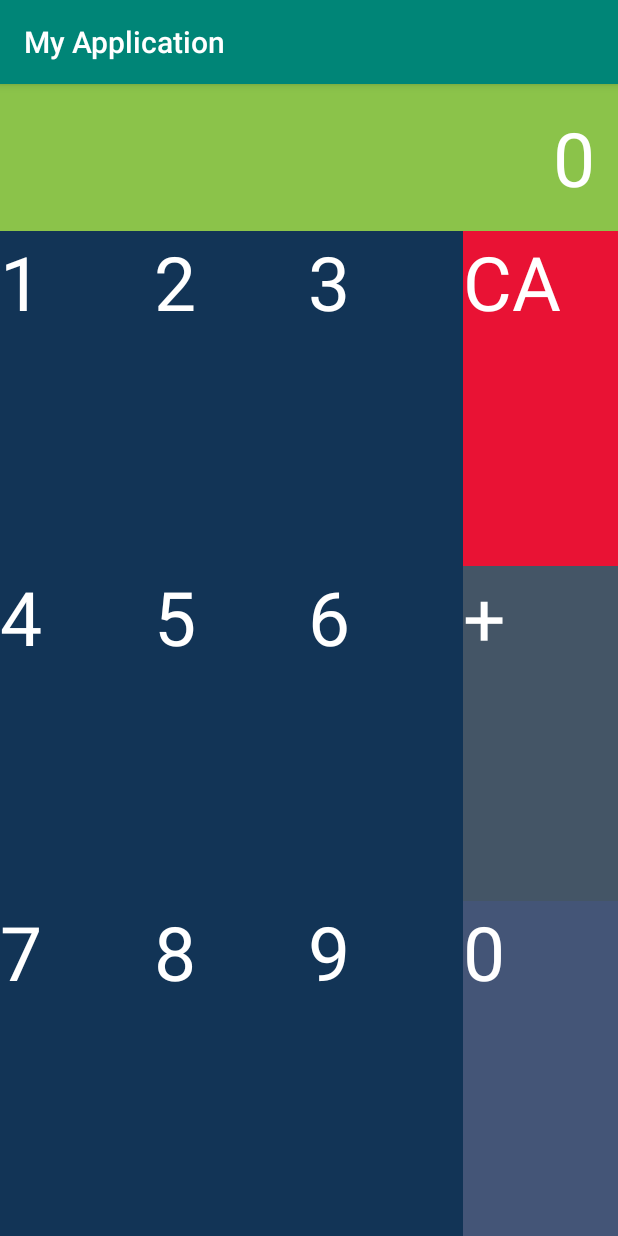
After one commit to kks0211/ApplicationStudy, an Android app: the Calculator screen opened directly, with no data from a screen before it, on a phone screen of 412 x 824 dp. The commit adds this screen. Run offline under Robolectric (Android 15) with nearby library versions, the phone set to English and light mode, and no system bars.

Commit message:
20200424 안드로이드 Activity

```diff
--- a/app/build.gradle
+++ b/app/build.gradle
@@ -24,7 +24,7 @@ android {
 
 dependencies {
     implementation fileTree(dir: 'libs', include: ['*.jar'])
-    implementation"org.jetbrains.kotlin:kotlin-stdlib-jdk7:$kotlin_version"
+    implementation "org.jetbrains.kotlin:kotlin-stdlib-jdk7:$kotlin_version"
     implementation 'androidx.appcompat:appcompat:1.0.2'
     implementation 'androidx.core:core-ktx:1.0.2'
     implementation 'androidx.constraintlayout:constraintlayout:1.1.3'
--- /dev/null
+++ b/app/src/main/java/com/example/myapplication/Calculator.kt
@@ -0,0 +1,72 @@
+package com.example.myapplication
+
+import androidx.appcompat.app.AppCompatActivity
+import android.os.Bundle
+import kotlinx.android.synthetic.main.activity_calculator.*
+
+class Calculator : AppCompatActivity() {
+
+    override fun onCreate(savedInstanceState: Bundle?) {
+        super.onCreate(savedInstanceState)
+        setContentView(R.layout.activity_calculator)
+
+        var new = "0"
+        var old = "0"
+
+        result.setOnClickListener {
+            new = new + "1"
+            result.setText(new)
+        }
+        one.setOnClickListener {
+            new = new + "1"
+            result.setText(new)
+        }
+        two.setOnClickListener {
+            new = new + "2"
+            result.setText(new)
+        }
+        three.setOnClickListener {
+            new = new + "3"
+            result.setText(new)
+        }
+        four.setOnClickListener {
+            new = new + "4"
+            result.setText(new)
+        }
+        five.setOnClickListener {
+            new = new + "5"
+            result.setText(new)
+        }
+        six.setOnClickListener {
+            new = new + "6"
+            result.setText(new)
+        }
+        seven.setOnClickListener {
+            new = new + "7"
+            result.setText(new)
+        }
+        eight.setOnClickListener {
+            new = new + "8"
+            result.setText(new)
+        }
+        nine.setOnClickListener {
+            new = new + "9"
+            result.setText(new)
+        }
+        zero.setOnClickListener {
+            new = new + "0"
+            result.setText(new)
+        }
+        clear.setOnClickListener {
+            old = "0"
+            new = "0"
+            result.setText("0")
+        }
+        plus.setOnClickListener {
+            old = (old.toInt() + new.toInt()).toString()
+            new = "0"
+            result.setText(old)
+        }
+
+    }
+}
--- /dev/null
+++ b/app/src/main/res/layout/activity_calculator.xml
@@ -0,0 +1,191 @@
+<?xml version="1.0" encoding="utf-8"?>
+<LinearLayout xmlns:android="http://schemas.android.com/apk/res/android"
+    xmlns:tools="http://schemas.android.com/tools"
+    android:layout_width="match_parent"
+    android:layout_height="match_parent"
+    android:orientation="vertical"
+    tools:context=".Calculator">
+
+    <TextView
+        android:id="@+id/result"
+        android:layout_width="match_parent"
+        android:layout_height="wrap_content"
+        android:background="#8BC34A"
+        android:padding="15dp"
+        android:text="0"
+        android:textSize="50dp"
+        android:textColor="#ffffff"
+        android:gravity="right|center_vertical"/>
+
+   <LinearLayout
+       android:layout_width="match_parent"
+       android:layout_height="match_parent"
+       android:background="#123456"
+       android:orientation="horizontal">
+
+
+       <LinearLayout
+           android:layout_width="0dp"
+           android:layout_height="match_parent"
+           android:layout_weight="1"
+           android:orientation="vertical"
+           >
+
+           <TextView
+               android:id="@+id/one"
+               android:layout_width="match_parent"
+               android:layout_height="0dp"
+               android:layout_weight="1"
+               android:text="1"
+               android:textSize="50dp"
+               android:textColor="#ffffff"/>
+
+           <TextView
+               android:id="@+id/four"
+               android:layout_width="match_parent"
+               android:layout_height="0dp"
+               android:layout_weight="1"
+               android:text="4"
+               android:textSize="50dp"
+               android:textColor="#ffffff"/>
+
+           <TextView
+               android:id="@+id/seven"
+               android:layout_width="match_parent"
+               android:layout_height="0dp"
+               android:layout_weight="1"
+               android:text="7"
+               android:textSize="50dp"
+               android:textColor="#ffffff"/>
+
+
+       </LinearLayout>
+
+
+
+
+
+       <LinearLayout
+           android:layout_width="0dp"
+           android:layout_height="match_parent"
+           android:layout_weight="1"
+           android:orientation="vertical"
+           >
+
+           <TextView
+               android:id="@+id/two"
+               android:layout_width="match_parent"
+               android:layout_height="0dp"
+               android:layout_weight="1"
+               android:text="2"
+               android:textSize="50dp"
+               android:textColor="#ffffff"/>
+
+           <TextView
+               android:id="@+id/five"
+               android:layout_width="match_parent"
+               android:layout_height="0dp"
+               android:layout_weight="1"
+               android:text="5"
+               android:textSize="50dp"
+               android:textColor="#ffffff"/>
+
+           <TextView
+               android:id="@+id/eight"
+               android:layout_width="match_parent"
+               android:layout_height="0dp"
+               android:layout_weight="1"
+               android:text="8"
+               android:textSize="50dp"
+               android:textColor="#ffffff"/>
+
+
+       </LinearLayout>
+
+
+       <LinearLayout
+           android:layout_width="0dp"
+           android:layout_height="match_parent"
+           android:layout_weight="1"
+           android:orientation="vertical"
+           >
+
+           <TextView
+               android:id="@+id/three"
+               android:layout_width="match_parent"
+               android:layout_height="0dp"
+               android:layout_weight="1"
+               android:text="3"
+               android:textSize="50dp"
+               android:textColor="#ffffff"/>
+
+           <TextView
+               android:id="@+id/six"
+               android:layout_width="match_parent"
+               android:layout_height="0dp"
+               android:layout_weight="1"
+               android:text="6"
+               android:textSize="50dp"
+               android:textColor="#ffffff"/>
+
+           <TextView
+               android:id="@+id/nine"
+               android:layout_width="match_parent"
+               android:layout_height="0dp"
+               android:layout_weight="1"
+               android:text="9"
+               android:textSize="50dp"
+               android:textColor="#ffffff"/>
+
+
+       </LinearLayout>
+
+
+       <LinearLayout
+           android:layout_width="0dp"
+           android:layout_height="match_parent"
+           android:layout_weight="1"
+           android:orientation="vertical"
+           >
+
+           <TextView
+               android:id="@+id/clear"
+               android:layout_width="match_parent"
+               android:layout_height="0dp"
+               android:layout_weight="1"
+               android:text="CA"
+               android:textSize="50dp"
+               android:background="#E91234"
+               android:textColor="#ffffff"/>
+
+           <TextView
+               android:id="@+id/plus"
+               android:layout_width="match_parent"
+               android:layout_height="0dp"
+               android:layout_weight="1"
+               android:background="#445566"
+               android:text="+"
+               android:textSize="50dp"
+               android:textColor="#ffffff"/>
+
+           <TextView
+               android:id="@+id/zero"
+               android:layout_width="match_parent"
+               android:layout_height="0dp"
+               android:layout_weight="1"
+               android:background="#445577"
+               android:text="0"
+               android:textSize="50dp"
+               android:textColor="#ffffff"/>
+
+
+       </LinearLayout>
+
+   </LinearLayout>
+
+
+
+
+
+
+</LinearLayout>
```
Also changed, not shown: app/src/main/AndroidManifest.xml (+8 -1 lines), app/src/main/java/com/example/myapplication/Intent1.kt (added, +53 -0 lines), app/src/main/java/com/example/myapplication/Intent2.kt (added, +36 -0 lines), app/src/main/java/com/example/myapplication/Listener.kt (added, +51 -0 lines), app/src/main/java/com/example/myapplication/MainActivity.kt (+28 -0 lines), app/src/main/java/com/example/myapplication/OpenInternet.kt (added, +44 -0 lines), app/src/main/res/layout/activity_intent.xml (added, +16 -0 lines), app/src/main/res/layout/activity_intent2.xml (added, +18 -0 lines), app/src/main/res/layout/activity_listener.xml (added, +27 -0 lines), app/src/main/res/layout/activity_open_internet.xml (added, +28 -0 lines), 4 other files.
